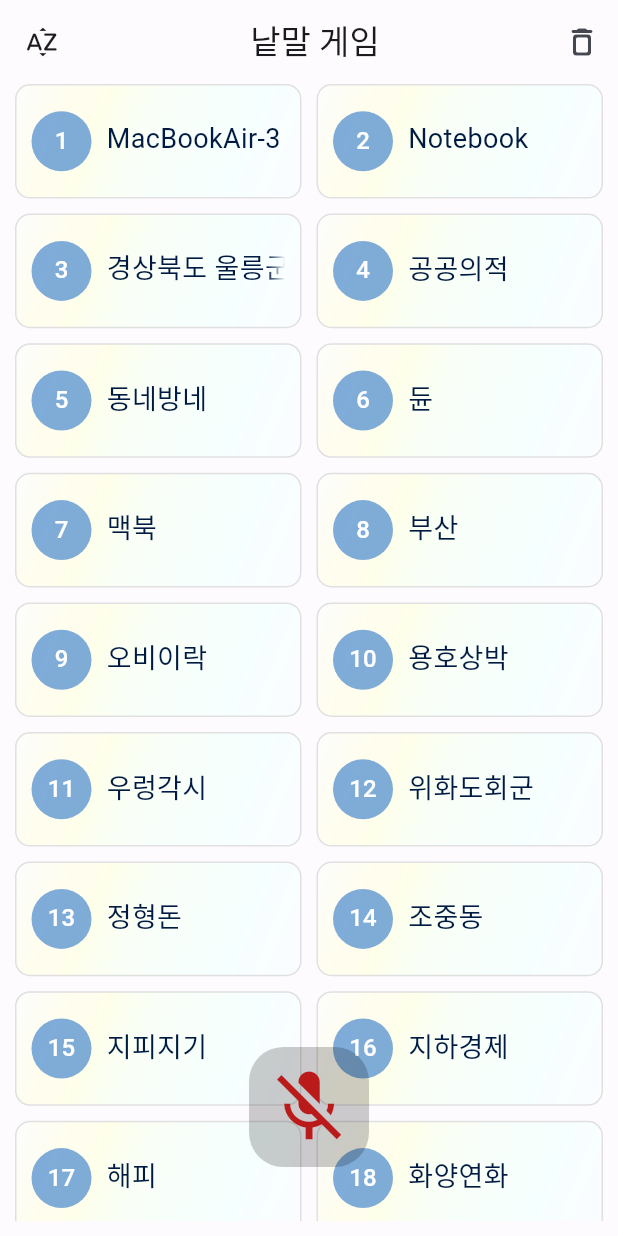
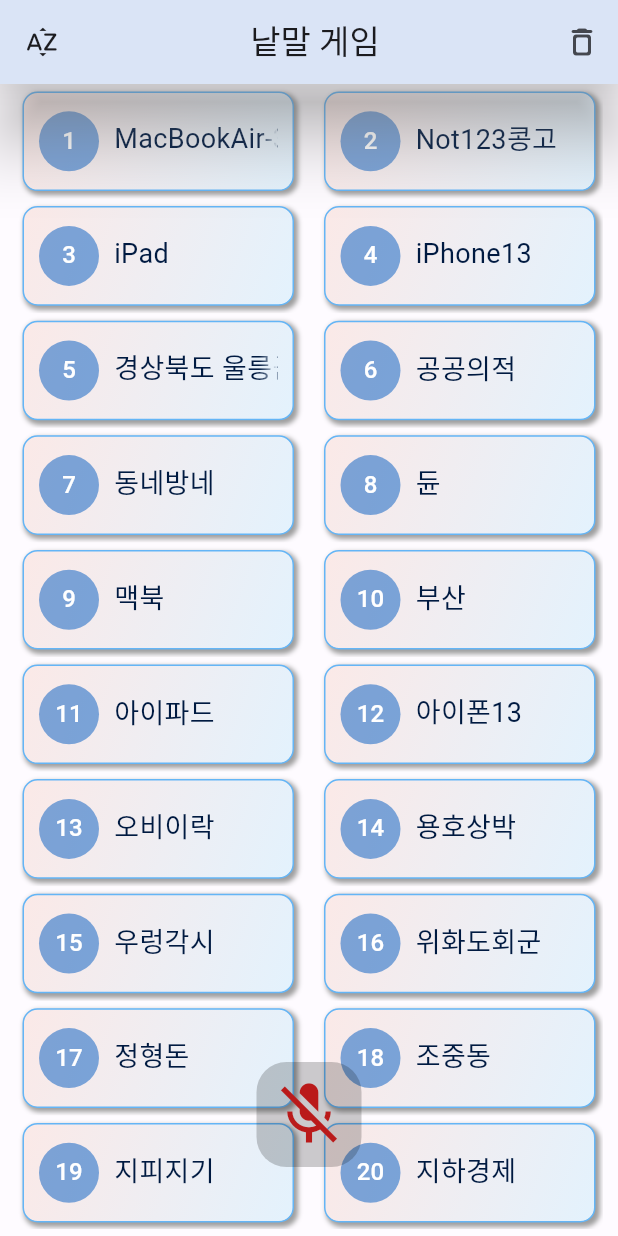
Before and after one commit to juno-flutter/stt_game, a Flutter app: the screen it shows after launch, after a tap on the "access time" icon, on a phone screen of 412 x 824 dp. Run offline on Flutter 3.47's test engine with Material 2 defaults, Android fonts, the phone set to English and light mode, and no system bars; our stand-ins replace get, speech_to_text; missing offline and left inert: dart:html.

Commit message:
floatingActionButton 위치, 크기 수정.

```diff
--- a/lib/my_home_page.dart
+++ b/lib/my_home_page.dart
@@ -4,6 +4,7 @@ import 'package:flutter/material.dart';
 import 'package:get/get.dart';
 import 'package:speech_to_text/speech_recognition_result.dart';
 import 'package:speech_to_text/speech_to_text.dart';
+import 'package:stt_game/color_schemes.g.dart';
 import 'package:stt_game/word_list_controller.dart';
 // import 'color_schemes.g.dart';
 
@@ -36,7 +37,7 @@ class MyHomePageState extends State<MyHomePage> {
   void _toEnd() {
     _scrollController.animateTo(
       _scrollController.position.maxScrollExtent,
-      duration: const Duration(milliseconds: 500),
+      duration: const Duration(milliseconds: 300),
       curve: Curves.ease,
     );
   }
@@ -100,6 +101,9 @@ class MyHomePageState extends State<MyHomePage> {
   Widget build(BuildContext context) {
     return Scaffold(
       appBar: AppBar(
+        elevation: 20.0,
+        scrolledUnderElevation: 20.0,
+        shadowColor: Colors.grey,
         title: const Center(
           child: Text(
             '낱말 게임',
@@ -125,7 +129,7 @@ class MyHomePageState extends State<MyHomePage> {
         ),
       ),
       body: Container(
-        padding: const EdgeInsets.fromLTRB(10, 0, 10, 10),
+        padding: const EdgeInsets.fromLTRB(10, 0, 10, 5),
         child: GetX<WordListController>(builder: (controller) {
           return GridView.builder(
             controller: _scrollController,
@@ -134,7 +138,7 @@ class MyHomePageState extends State<MyHomePage> {
               crossAxisCount: 2,
               childAspectRatio: 2.5,
               crossAxisSpacing: 10,
-              mainAxisSpacing: 10,
+              mainAxisSpacing: 0,
             ),
             itemCount: controller.wordItems.length,
             itemBuilder: (_, index) {
@@ -175,35 +179,30 @@ class MyHomePageState extends State<MyHomePage> {
                   borderRadius: BorderRadius.circular(10),
                   radius: 50.0,
                   child: Container(
+                    margin: const EdgeInsets.only(bottom: 5.0, top: 5.0, left: 5, right: 5),
                     padding: const EdgeInsets.all(10),
                     decoration: BoxDecoration(
-                      color: Colors.red,
-                      backgroundBlendMode: BlendMode.color,
-                      border: Border.all(color: Colors.grey.shade300),
+                      // color: Colors.yellow,
+                      // backgroundBlendMode: BlendMode.difference,
+                      border: Border.all(color: Colors.blue.shade300),
                       borderRadius: BorderRadius.circular(10),
-                      // boxShadow: const [
-                      //   BoxShadow(
-                      //     color: Colors.green,
-                      //     offset: Offset(
-                      //       2.0,
-                      //       2.0,
-                      //     ),
-                      //     blurRadius: 2.0,
-                      //     spreadRadius: 2.0,
-                      //   ), //BoxShadow
-                      //   BoxShadow(
-                      //     color: Colors.white,
-                      //     offset: Offset(0.0, 0.0),
-                      //     blurRadius: 0.0,
-                      //     spreadRadius: 0.0,
-                      //   ),
-                      // ],
+                      boxShadow: const [
+                        BoxShadow(
+                          color: Colors.grey,
+                          offset: Offset(2.0, 2.0),
+                          blurRadius: 2.0,
+                          spreadRadius: 0.5,
+                        ),
+                      ],
                       gradient: LinearGradient(
                         colors: [
-                          Colors.white,
-                          Colors.yellow.shade50,
-                          Colors.green.shade50,
-                          Colors.teal.shade50,
+                          // Colors.white,
+                          // Colors.yellow.shade50,
+                          // Colors.blue.shade50,
+                          // Colors.orange.shade50,
+                          Colors.deepOrange.shade50,
+                          // Colors.pink.shade50,
+                          // Colors.lightBlue.shade50,
                           Colors.blue.shade50,
                         ],
                         begin: Alignment.topLeft,
@@ -233,6 +232,7 @@ class MyHomePageState extends State<MyHomePage> {
                       crossAxisAlignment: CrossAxisAlignment.center,
                       children: [
                         CircleAvatar(
+                          radius: 20,
                           backgroundColor: Theme.of(_).colorScheme.primary.withOpacity(0.5),
                           child: Text(
                             '${index + 1}',
@@ -250,7 +250,8 @@ class MyHomePageState extends State<MyHomePage> {
                               overflow: TextOverflow.fade,
                               maxLines: 1,
                               softWrap: false,
-                              style: TextStyle(fontSize: 18, color: Theme.of(_).colorScheme.onPrimaryContainer),
+                              style: TextStyle(fontSize: 18,
+                                  color: lightColorScheme.onPrimaryContainer),
                             ),
                           ),
                         ),
@@ -267,8 +268,8 @@ class MyHomePageState extends State<MyHomePage> {
       floatingActionButton: Padding(
         padding: const EdgeInsets.only(bottom: 30.0),
         child: SizedBox(
-          height: 80.0,
-          width: 80.0,
+          height: 70.0,
+          width: 70.0,
           child: FittedBox(
             child: FloatingActionButton(
               backgroundColor: Colors.transparent.withOpacity(0.2),
@@ -292,6 +293,9 @@ class MyHomePageState extends State<MyHomePage> {
 
   void fabAction() {
     // If not yet listening for speech start, otherwise stop
+    if (ThemeMode.system == ThemeMode.dark) {
+
+    }
     if (_speechToText.isNotListening) {
       _startListening();
     } else {
--- a/lib/word_list_controller.dart
+++ b/lib/word_list_controller.dart
@@ -40,8 +40,12 @@ class WordListController extends GetxController {
     '위화도회군',
     '맥북',
     '경상북도 울릉군',
-    'Notebook',
+    'Not123콩고',
     'MacBookAir-3',
+    'iPhone13',
+    '아이폰13',
+    'iPad',
+    '아이파드',
   ];
 
   void fetchWordItems() {
```
